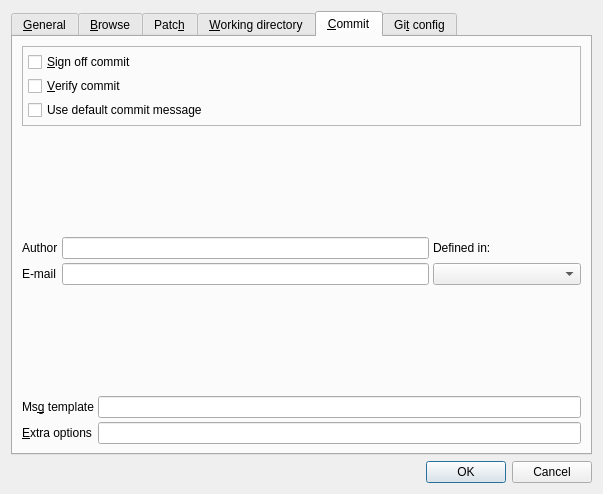
Qt form src/settings.ui (hkarel/qgit) before a commit.
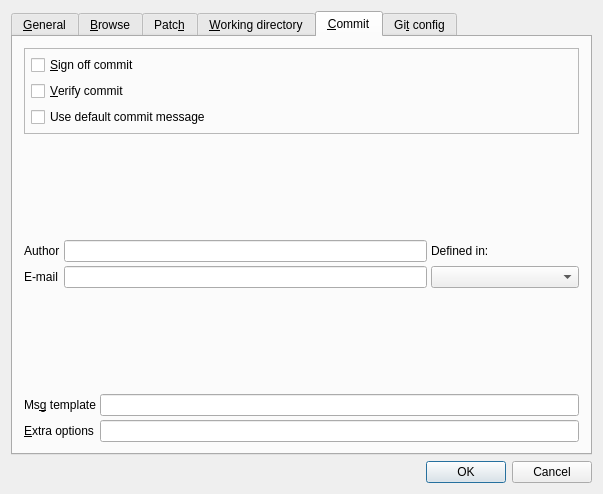
The same form after that commit. The open tabs and pages were chosen to show the change. Icons and pictures are not drawn.

Commit message: Change margin-space for GUI components

Diff of the .ui file:
```diff
--- a/src/settings.ui
+++ b/src/settings.ui
@@ -848,39 +848,7 @@
       <attribute name="title">
        <string>&amp;Commit</string>
       </attribute>
-      <layout class="QHBoxLayout">
-       <property name="spacing">
-        <number>6</number>
-       </property>
-       <property name="leftMargin">
-        <number>9</number>
-       </property>
-       <property name="topMargin">
-        <number>9</number>
-       </property>
-       <property name="rightMargin">
-        <number>9</number>
-       </property>
-       <property name="bottomMargin">
-        <number>9</number>
-       </property>
-       <item>
-        <layout class="QVBoxLayout">
-         <property name="spacing">
-          <number>0</number>
-         </property>
-         <property name="leftMargin">
-          <number>0</number>
-         </property>
-         <property name="topMargin">
-          <number>0</number>
-         </property>
-         <property name="rightMargin">
-          <number>0</number>
-         </property>
-         <property name="bottomMargin">
-          <number>0</number>
-         </property>
+      <layout class="QVBoxLayout" name="verticalLayout_12">
          <item>
           <widget class="QFrame" name="frame_4">
            <property name="frameShape">
@@ -889,38 +857,18 @@
            <property name="frameShadow">
             <enum>QFrame::Raised</enum>
            </property>
-           <layout class="QHBoxLayout">
-            <property name="spacing">
-             <number>0</number>
-            </property>
+         <layout class="QVBoxLayout" name="verticalLayout_11">
             <property name="leftMargin">
-             <number>2</number>
+           <number>6</number>
             </property>
             <property name="topMargin">
-             <number>2</number>
+           <number>6</number>
             </property>
             <property name="rightMargin">
-             <number>2</number>
+           <number>6</number>
             </property>
             <property name="bottomMargin">
-             <number>2</number>
-            </property>
-            <item>
-             <layout class="QVBoxLayout">
-              <property name="spacing">
-               <number>4</number>
-              </property>
-              <property name="leftMargin">
-               <number>3</number>
-              </property>
-              <property name="topMargin">
-               <number>3</number>
-              </property>
-              <property name="rightMargin">
-               <number>3</number>
-              </property>
-              <property name="bottomMargin">
-               <number>3</number>
+           <number>6</number>
               </property>
               <item>
                <widget class="QCheckBox" name="checkBoxCommitSign">
@@ -956,8 +904,6 @@
                </widget>
               </item>
              </layout>
-            </item>
-           </layout>
           </widget>
          </item>
          <item>
@@ -968,7 +914,7 @@
            <property name="sizeHint" stdset="0">
             <size>
              <width>20</width>
-             <height>21</height>
+           <height>81</height>
             </size>
            </property>
           </spacer>
@@ -1044,7 +990,7 @@
            <property name="sizeHint" stdset="0">
             <size>
              <width>20</width>
-             <height>21</height>
+           <height>81</height>
             </size>
            </property>
           </spacer>
@@ -1112,8 +1058,6 @@
           </layout>
          </item>
         </layout>
-       </item>
-      </layout>
      </widget>
      <widget class="QWidget" name="GitConfig">
       <attribute name="title">
```
Left out of the diff: 232 changed lines with no effect on the pictures. Lines whose indentation alone changed are shown as unchanged. The commit also changes 1 other file.
